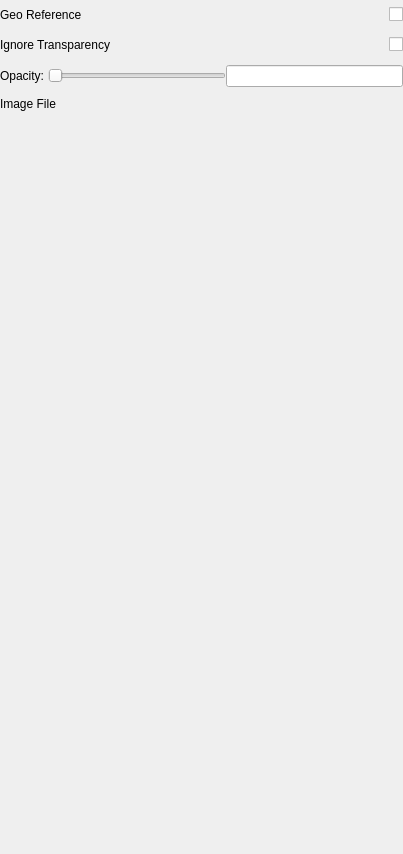
First picture: the form in apps/vaporgui/ui/ImageAppearanceGUI.ui, repository StasJ/vapor-formatted, before the edit.
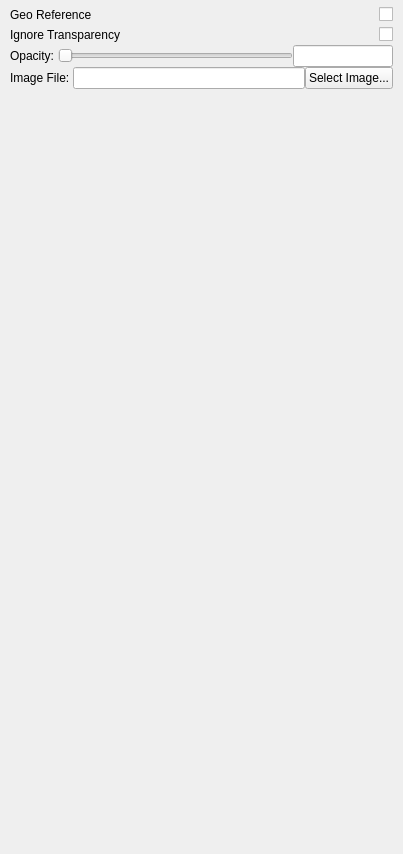
Second picture: the form after the edit.

Commit message: Image Render Tab update

```diff
--- a/apps/vaporgui/ui/ImageAppearanceGUI.ui
+++ b/apps/vaporgui/ui/ImageAppearanceGUI.ui
@@ -58,10 +58,19 @@
      <property name="sizeConstraint">
       <enum>QLayout::SetMaximumSize</enum>
      </property>
+     <property name="leftMargin">
+      <number>10</number>
+     </property>
+     <property name="rightMargin">
+      <number>10</number>
+     </property>
      <item>
       <layout class="QHBoxLayout" name="horizontalLayout_2">
+       <property name="spacing">
+        <number>0</number>
+       </property>
        <property name="bottomMargin">
-        <number>10</number>
+        <number>0</number>
        </property>
        <item>
         <widget class="QLabel" name="label">
@@ -94,8 +103,11 @@
      </item>
      <item>
       <layout class="QHBoxLayout" name="horizontalLayout_3">
+       <property name="spacing">
+        <number>0</number>
+       </property>
        <property name="bottomMargin">
-        <number>10</number>
+        <number>0</number>
        </property>
        <item>
         <widget class="QLabel" name="label_2">
@@ -128,8 +140,11 @@
      </item>
      <item>
       <layout class="QHBoxLayout" name="horizontalLayout_4">
+       <property name="spacing">
+        <number>0</number>
+       </property>
        <property name="bottomMargin">
-        <number>10</number>
+        <number>0</number>
        </property>
        <item>
         <widget class="QLabel" name="label_3">
@@ -146,19 +161,39 @@
         </widget>
        </item>
        <item>
-        <widget class="QLineEdit" name="lineEdit"/>
+        <widget class="QLineEdit" name="lineEdit">
+         <property name="maximumSize">
+          <size>
+           <width>100</width>
+           <height>16777215</height>
+          </size>
+         </property>
+        </widget>
        </item>
       </layout>
      </item>
      <item>
       <layout class="QHBoxLayout" name="horizontalLayout_5">
+       <property name="spacing">
+        <number>0</number>
+       </property>
        <property name="bottomMargin">
-        <number>10</number>
+        <number>0</number>
        </property>
        <item>
         <widget class="QLabel" name="label_4">
          <property name="text">
-          <string>Image File</string>
+          <string>Image File: </string>
+         </property>
+        </widget>
+       </item>
+       <item>
+        <widget class="QLineEdit" name="lineEdit_2"/>
+       </item>
+       <item>
+        <widget class="QPushButton" name="pushButton">
+         <property name="text">
+          <string>Select Image...</string>
          </property>
         </widget>
        </item>
```
